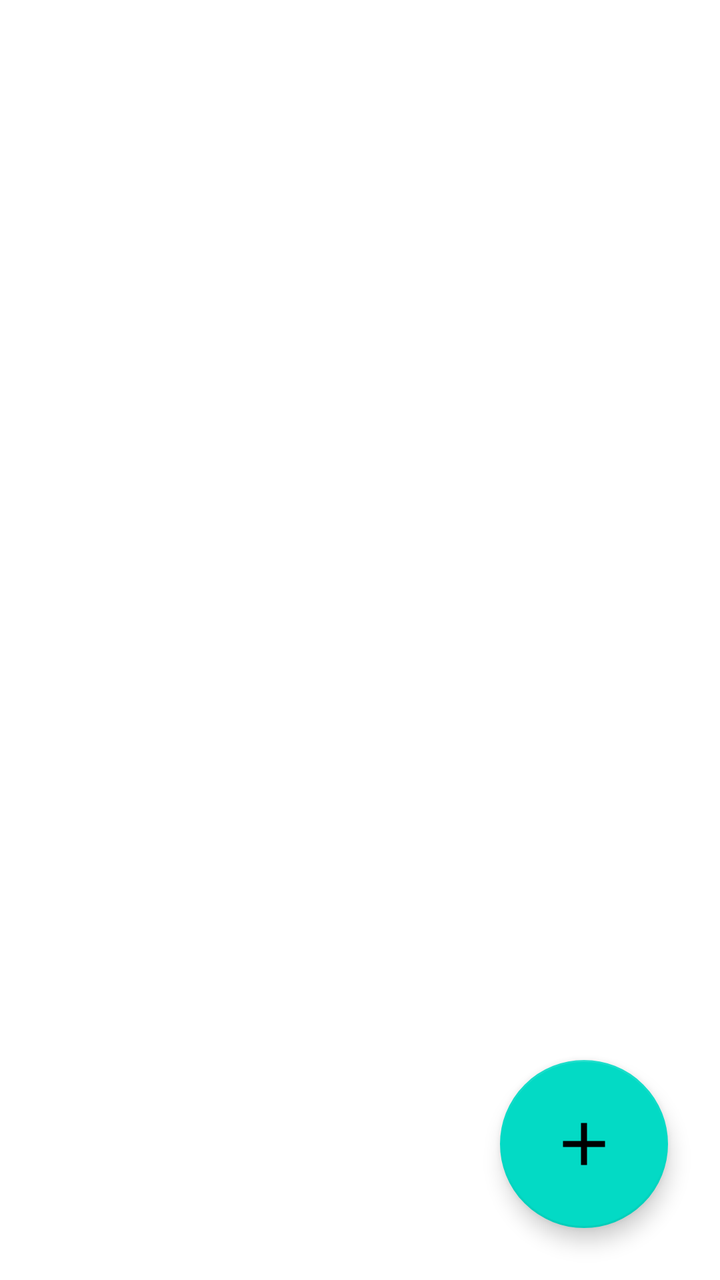
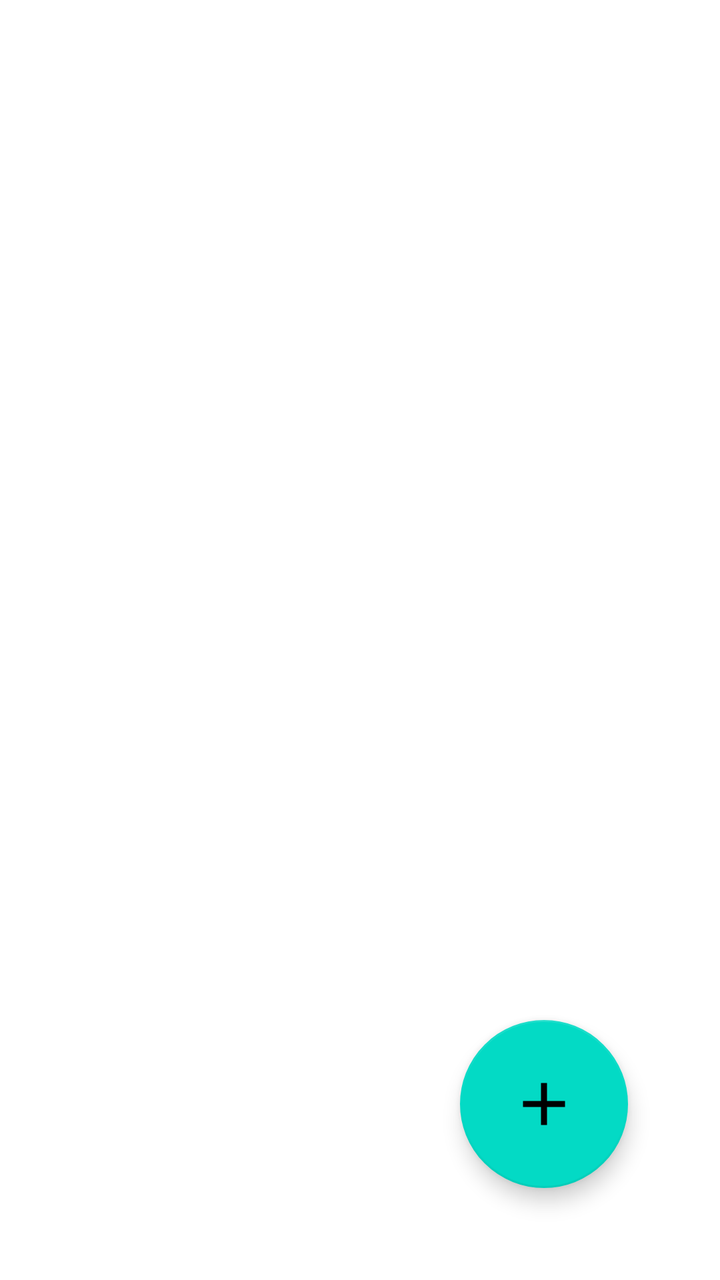

Two renders of the same Android screen: before a commit and after it. Below are the layout's source before the change and the commit's diff.
<!-- AndroidManifest.xml: application theme Theme.TodoListHF26044p -->
<!-- res/layout/activity_main.xml -->
<?xml version="1.0" encoding="utf-8"?>
<RelativeLayout xmlns:android="http://schemas.android.com/apk/res/android"
    xmlns:app="http://schemas.android.com/apk/res-auto"
    xmlns:tools="http://schemas.android.com/tools"
    android:id="@+id/main"
    android:layout_width="match_parent"
    android:layout_height="match_parent"
    tools:context=".MainActivity">

    <com.google.android.material.floatingactionbutton.FloatingActionButton
        android:id="@+id/fab"
        android:layout_margin="40dp"
        android:layout_width="wrap_content"
        android:layout_height="wrap_content"
        android:layout_alignParentBottom="true"
        android:layout_alignParentEnd="true"
        android:scaleX="1.5"
        android:scaleY="1.5"
        app:srcCompat="@drawable/baseline_add_24"
        android:contentDescription="@string/create_todo_item"/>
</RelativeLayout>
<!-- resources referenced by this layout -->
<resources>
  <!-- drawable baseline_add_24 (drawable) -->
  <vector xmlns:android="http://schemas.android.com/apk/res/android" android:height="48dp" android:tint="#FFFFFF" android:viewportHeight="24" android:viewportWidth="24" android:width="48dp">
        
      <path android:fillColor="@android:color/white" android:pathData="M19,13h-6v6h-2v-6H5v-2h6V5h2v6h6v2z"/>
      
  </vector>
  <string name="create_todo_item">Create todo item</string>
  <style name="Theme.TodoListHF26044p" parent="Theme.MaterialComponents.DayNight.DarkActionBar">
          
          <item name="colorPrimary">@color/purple_500</item>
          <item name="colorPrimaryVariant">@color/purple_700</item>
          <item name="colorOnPrimary">@color/white</item>
          
          <item name="colorSecondary">@color/teal_200</item>
          <item name="colorSecondaryVariant">@color/teal_700</item>
          <item name="colorOnSecondary">@color/black</item>
          
          <item name="android:statusBarColor">?attr/colorPrimaryVariant</item>
          
      </style>
  <color name="purple_500">#FF6200EE</color>
  <color name="purple_700">#FF3700B3</color>
  <color name="white">#FFFFFFFF</color>
  <color name="teal_200">#FF03DAC5</color>
  <color name="teal_700">#FF018786</color>
  <color name="black">#FF000000</color>
</resources>

<!-- the commit's change to res/layout/activity_main.xml (unified diff, before → after) -->
@@ -5,7 +5,8 @@
     android:id="@+id/main"
     android:layout_width="match_parent"
     android:layout_height="match_parent"
-    tools:context=".MainActivity">
+    tools:context=".MainActivity"
+    android:padding="20dp">
 
     <com.google.android.material.floatingactionbutton.FloatingActionButton
         android:id="@+id/fab"
@@ -18,4 +19,9 @@
         android:scaleY="1.5"
         app:srcCompat="@drawable/baseline_add_24"
         android:contentDescription="@string/create_todo_item"/>
+
+    <androidx.recyclerview.widget.RecyclerView
+        android:id="@+id/rv_todoitemlist"
+        android:layout_width="match_parent"
+        android:layout_height="match_parent" />
 </RelativeLayout>
